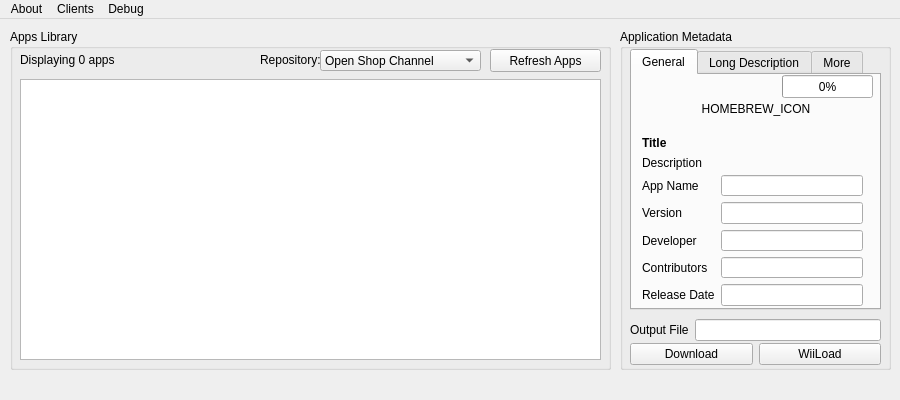
This is gui/united.ui in dhtdht020/osc-dl as Qt 5 draws it before an edit. The edited form follows.
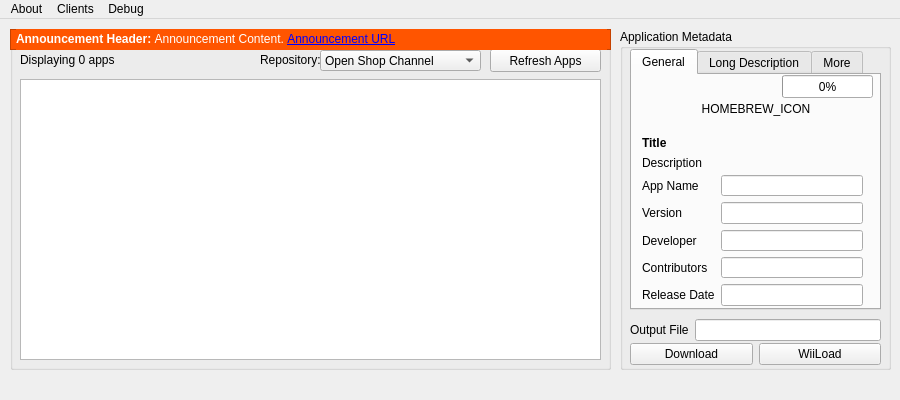
This is the edited form.

Commit message: Announcements: initial implementation

Patch:
```diff
--- a/gui/united.ui
+++ b/gui/united.ui
@@ -125,6 +125,45 @@
       <string>Displaying 0 apps</string>
      </property>
     </widget>
+    <widget class="QFrame" name="announcement">
+     <property name="geometry">
+      <rect>
+       <x>0</x>
+       <y>0</y>
+       <width>601</width>
+       <height>21</height>
+      </rect>
+     </property>
+     <property name="visible">
+      <bool>false</bool>
+     </property>
+     <property name="styleSheet">
+      <string notr="true">background-color: rgb(255, 85, 0);
+color: rgb(255, 255, 255);</string>
+     </property>
+     <property name="frameShape">
+      <enum>QFrame::StyledPanel</enum>
+     </property>
+     <property name="frameShadow">
+      <enum>QFrame::Raised</enum>
+     </property>
+     <widget class="QLabel" name="announcementLabel">
+      <property name="geometry">
+       <rect>
+        <x>6</x>
+        <y>0</y>
+        <width>591</width>
+        <height>21</height>
+       </rect>
+      </property>
+      <property name="text">
+       <string>&lt;html&gt;&lt;head/&gt;&lt;body&gt;&lt;p&gt;&lt;span style=&quot; font-weight:600;&quot;&gt;Announcement Header: &lt;/span&gt;Announcement Content. &lt;a href=&quot;https://google.com&quot;&gt;&lt;span style=&quot; text-decoration: underline; color:#0000ff;&quot;&gt;Announcement URL&lt;/span&gt;&lt;/a&gt;&lt;/p&gt;&lt;/body&gt;&lt;/html&gt;</string>
+      </property>
+      <property name="openExternalLinks">
+       <bool>true</bool>
+      </property>
+     </widget>
+    </widget>
    </widget>
    <widget class="QGroupBox" name="SelectionInfoBox">
     <property name="geometry">
```
Left out of the diff: 24 changed lines with no effect on the pictures. The commit also changes 2 other files.
